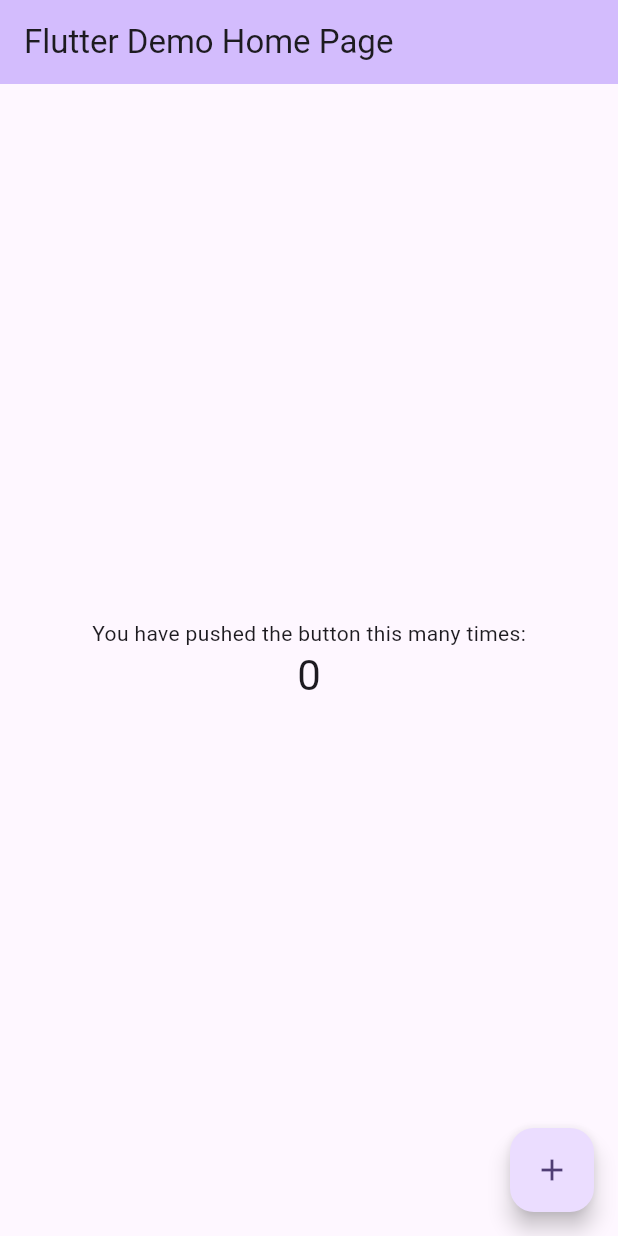
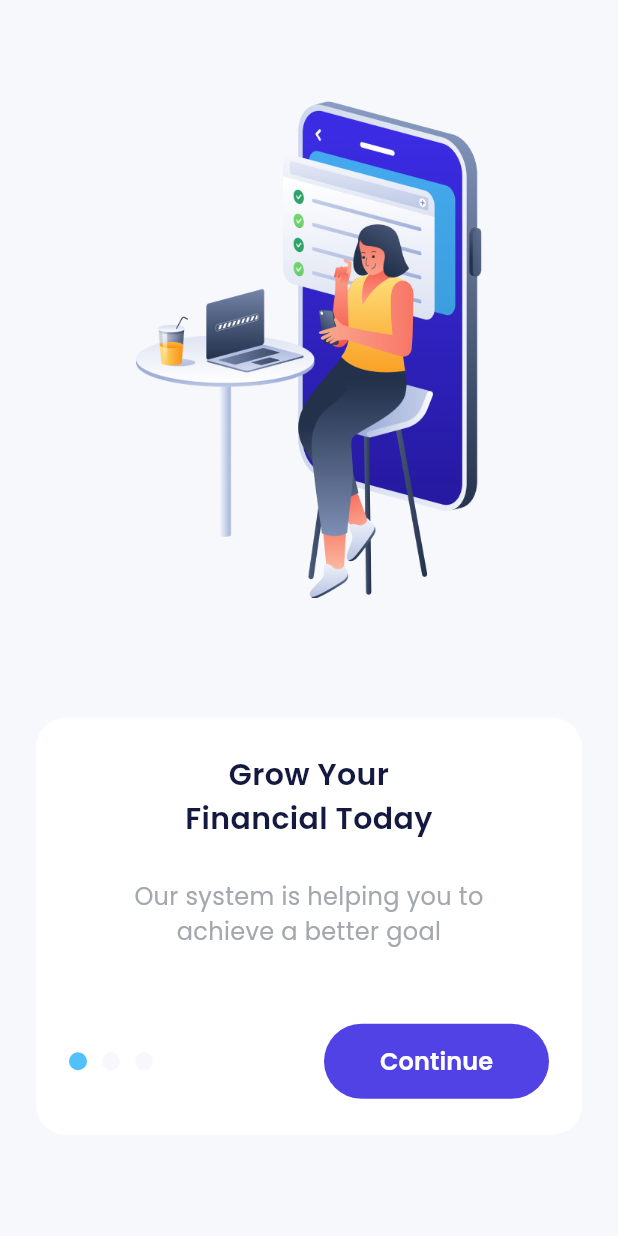
Before and after one commit to secondioprawiro/belajar-flutter, a Flutter app: the screen it shows after launch, on a phone screen of 412 x 824 dp. Run offline on Flutter 3.47's test engine with Material 3 defaults, Android fonts, the phone set to English and light mode, and no system bars; drawn by our look-alikes of carousel_slider; our stand-ins replace google_fonts.

Commit message:
slicing onboarding page

```diff
--- a/lib/main.dart
+++ b/lib/main.dart
@@ -1,125 +1,16 @@
+import 'package:bank_sha/ui/pages/splash_page.dart';
 import 'package:flutter/material.dart';
 
-void main() {
-  runApp(const MyApp());
-}
+void main() => runApp(const MyApp());
 
 class MyApp extends StatelessWidget {
   const MyApp({super.key});
 
-  // This widget is the root of your application.
   @override
   Widget build(BuildContext context) {
-    return MaterialApp(
-      title: 'Flutter Demo',
-      theme: ThemeData(
-        // This is the theme of your application.
-        //
-        // TRY THIS: Try running your application with "flutter run". You'll see
-        // the application has a purple toolbar. Then, without quitting the app,
-        // try changing the seedColor in the colorScheme below to Colors.green
-        // and then invoke "hot reload" (save your changes or press the "hot
-        // reload" button in a Flutter-supported IDE, or press "r" if you used
-        // the command line to start the app).
-        //
-        // Notice that the counter didn't reset back to zero; the application
-        // state is not lost during the reload. To reset the state, use hot
-        // restart instead.
-        //
-        // This works for code too, not just values: Most code changes can be
-        // tested with just a hot reload.
-        colorScheme: ColorScheme.fromSeed(seedColor: Colors.deepPurple),
-        useMaterial3: true,
-      ),
-      home: const MyHomePage(title: 'Flutter Demo Home Page'),
+    return const MaterialApp(
+      debugShowCheckedModeBanner: false,
+      home: SplashPage(),
     );
   }
 }
-
-class MyHomePage extends StatefulWidget {
-  const MyHomePage({super.key, required this.title});
-
-  // This widget is the home page of your application. It is stateful, meaning
-  // that it has a State object (defined below) that contains fields that affect
-  // how it looks.
-
-  // This class is the configuration for the state. It holds the values (in this
-  // case the title) provided by the parent (in this case the App widget) and
-  // used by the build method of the State. Fields in a Widget subclass are
-  // always marked "final".
-
-  final String title;
-
-  @override
-  State<MyHomePage> createState() => _MyHomePageState();
-}
-
-class _MyHomePageState extends State<MyHomePage> {
-  int _counter = 0;
-
-  void _incrementCounter() {
-    setState(() {
-      // This call to setState tells the Flutter framework that something has
-      // changed in this State, which causes it to rerun the build method below
-      // so that the display can reflect the updated values. If we changed
-      // _counter without calling setState(), then the build method would not be
-      // called again, and so nothing would appear to happen.
-      _counter++;
-    });
-  }
-
-  @override
-  Widget build(BuildContext context) {
-    // This method is rerun every time setState is called, for instance as done
-    // by the _incrementCounter method above.
-    //
-    // The Flutter framework has been optimized to make rerunning build methods
-    // fast, so that you can just rebuild anything that needs updating rather
-    // than having to individually change instances of widgets.
-    return Scaffold(
-      appBar: AppBar(
-        // TRY THIS: Try changing the color here to a specific color (to
-        // Colors.amber, perhaps?) and trigger a hot reload to see the AppBar
-        // change color while the other colors stay the same.
-        backgroundColor: Theme.of(context).colorScheme.inversePrimary,
-        // Here we take the value from the MyHomePage object that was created by
-        // the App.build method, and use it to set our appbar title.
-        title: Text(widget.title),
-      ),
-      body: Center(
-        // Center is a layout widget. It takes a single child and positions it
-        // in the middle of the parent.
-        child: Column(
-          // Column is also a layout widget. It takes a list of children and
-          // arranges them vertically. By default, it sizes itself to fit its
-          // children horizontally, and tries to be as tall as its parent.
-          //
-          // Column has various properties to control how it sizes itself and
-          // how it positions its children. Here we use mainAxisAlignment to
-          // center the children vertically; the main axis here is the vertical
-          // axis because Columns are vertical (the cross axis would be
-          // horizontal).
-          //
-          // TRY THIS: Invoke "debug painting" (choose the "Toggle Debug Paint"
-          // action in the IDE, or press "p" in the console), to see the
-          // wireframe for each widget.
-          mainAxisAlignment: MainAxisAlignment.center,
-          children: <Widget>[
-            const Text(
-              'You have pushed the button this many times:',
-            ),
-            Text(
-              '$_counter',
-              style: Theme.of(context).textTheme.headlineMedium,
-            ),
-          ],
-        ),
-      ),
-      floatingActionButton: FloatingActionButton(
-        onPressed: _incrementCounter,
-        tooltip: 'Increment',
-        child: const Icon(Icons.add),
-      ), // This trailing comma makes auto-formatting nicer for build methods.
-    );
-  }
-}
--- /dev/null
+++ b/lib/shared/theme.dart
@@ -0,0 +1,40 @@
+import "package:flutter/material.dart";
+import "package:google_fonts/google_fonts.dart";
+
+Color whiteColor = const Color(0xffFFFFFF);
+Color blackColor = const Color(0xff14193F);
+Color greyColor = const Color(0xffA4A8AE);
+Color blueColor = const Color(0xff53C1F9);
+Color purpleColor = const Color(0xff5142E6);
+Color greenColor = const Color(0xff22B07D);
+Color numberBackgroundColor = const Color(0xff1A1D2E);
+Color lightBackgroundColor = const Color(0xffF6F8FB);
+Color darkBackgroundColor = const Color(0xff020518);
+
+TextStyle blackTextStyle = GoogleFonts.poppins(
+    color: blackColor
+);
+
+TextStyle whiteTextStyle = GoogleFonts.poppins(
+    color: whiteColor
+);
+
+TextStyle greyTextStyle = GoogleFonts.poppins(
+    color: greyColor
+);
+
+TextStyle blueTextStyle = GoogleFonts.poppins(
+    color: blueColor
+);
+
+TextStyle greenTextStyle = GoogleFonts.poppins(
+    color: greenColor
+);
+
+FontWeight light = FontWeight.w300;
+FontWeight regular = FontWeight.w400;
+FontWeight medium = FontWeight.w500;
+FontWeight semiBold = FontWeight.w600;
+FontWeight bold = FontWeight.w700;
+FontWeight extraBold = FontWeight.w800;
+FontWeight black = FontWeight.w900;
--- /dev/null
+++ b/lib/ui/pages/onboarding_page.dart
@@ -0,0 +1,226 @@
+import 'package:bank_sha/shared/theme.dart';
+import 'package:carousel_slider/carousel_slider.dart';
+import 'package:flutter/material.dart';
+
+class OnboardingPage extends StatefulWidget {
+  const OnboardingPage({super.key});
+
+  @override
+  State<OnboardingPage> createState() => _OnboardingPageState();
+}
+
+class _OnboardingPageState extends State<OnboardingPage> {
+
+int currentIndex = 0;
+CarouselSliderController carouselController = CarouselSliderController();
+
+List<String> titles = [
+  'Grow Your\nFinancial Today',
+  'Build From\nZero to Freedom',
+  'Start Together',
+];
+
+List<String> subTitles = [
+  'Our system is helping you to\nachieve a better goal',
+  'We provide tips for you so that\nyou can adapt easier',
+  'We will guide you to where\nyou wanted it too'
+];
+
+  @override
+  Widget build(BuildContext context) {
+    return Scaffold(
+      backgroundColor: lightBackgroundColor,
+      body: Center(
+        child: Column(
+          mainAxisAlignment: MainAxisAlignment.center,
+          children: [
+            CarouselSlider(
+            items: [
+              Image.asset(
+              'assets/img_onboarding1.png',
+              height: 331,
+              ),
+              Image.asset(
+              'assets/img_onboarding2.png',
+              height: 331,
+              ),
+              Image.asset(
+              'assets/img_onboarding3.png',
+              height: 331,
+              )
+            ],
+            options: CarouselOptions(
+              height: 331,
+              viewportFraction: 1,
+              enableInfiniteScroll: false,
+              onPageChanged: (index, reason) {
+                setState(() {
+                  currentIndex = index;
+                });
+              },
+            ),
+            carouselController: carouselController,
+            ),
+            const SizedBox(
+              height: 80,
+            ),
+            Container(
+              margin: const EdgeInsets.symmetric(
+                horizontal: 24
+              ),
+              padding: const EdgeInsets.symmetric(
+                horizontal: 22,
+                vertical: 24,
+              ),
+              decoration: BoxDecoration(
+                color: whiteColor,
+                borderRadius: BorderRadius.circular(20)
+              ),
+              child: Column(
+                children: [
+                  Text(
+                    titles[currentIndex],
+                    style: blackTextStyle.copyWith(
+                      fontSize: 20,
+                      fontWeight: semiBold,
+                    ),
+                    textAlign: TextAlign.center,
+                  ),
+                  const SizedBox(
+                    height: 26
+                    ),
+                  Text(
+                    subTitles[currentIndex],
+                    style: greyTextStyle.copyWith(
+                      fontSize: 16,
+                      fontWeight: regular,
+                    ),
+                    textAlign: TextAlign.center,
+                  ),
+                  SizedBox(
+                    height: currentIndex == 2
+                    ? 38
+                    : 50,
+                  ),
+                  currentIndex == 2
+                  ? Column(
+                    children: [
+                      SizedBox(
+                        width: double.infinity,
+                        height: 50,
+                        child: TextButton(
+                          onPressed: () {
+                            carouselController.nextPage();
+                          },
+                          style: TextButton.styleFrom(
+                            backgroundColor: purpleColor,
+                            shape: RoundedRectangleBorder(
+                              borderRadius: BorderRadius.circular(56)
+                            )
+                          ),
+                          child: Text(
+                          'Get Started',
+                          style: whiteTextStyle.copyWith(
+                            fontSize: 16,
+                            fontWeight: semiBold
+                          )
+                          ),
+                        ),
+                      ),
+                      const SizedBox(
+                        height: 16
+                      ),
+                      SizedBox(
+                        width: double.infinity,
+                        height: 24,
+                        child: TextButton(
+                          onPressed: () {
+
+                          },
+                          style: TextButton.styleFrom(
+                            padding: EdgeInsets.only()
+                          ),
+                          child: Text(
+                          'Sign In',
+                          style: greyTextStyle.copyWith(
+                            fontSize: 16,
+                            fontWeight: regular
+                          )
+                          ),
+                        ),
+                      )
+                    ],
+                  ):
+                  Row(
+                    children: [
+                      Container(
+                        width: 12,
+                        height: 12,
+                        margin: const EdgeInsets.only(
+                          right: 10
+                        ),
+                        decoration: BoxDecoration(
+                          shape: BoxShape.circle,
+                          color: currentIndex == 0
+                          ? blueColor
+                          : lightBackgroundColor
+                        ),
+                      ),Container(
+                        width: 12,
+                        height: 12,
+                        margin: const EdgeInsets.only(
+                          right: 10
+                        ),
+                        decoration: BoxDecoration(
+                          shape: BoxShape.circle,
+                          color: currentIndex == 1
+                          ? blueColor
+                          : lightBackgroundColor
+                        ),
+                      ),Container(
+                        width: 12,
+                        height: 12,
+                        margin: const EdgeInsets.only(
+                          right: 10
+                        ),
+                        decoration: BoxDecoration(
+                          shape: BoxShape.circle,
+                          color: currentIndex == 2
+                          ? blueColor
+                          : lightBackgroundColor
+                        ),
+                      ),
+                      const Spacer(),
+                      SizedBox(
+                        width: 150,
+                        height: 50,
+                        child: TextButton(
+                          onPressed: () {
+                            carouselController.nextPage();
+                          },
+                          style: TextButton.styleFrom(
+                            backgroundColor: purpleColor,
+                            shape: RoundedRectangleBorder(
+                              borderRadius: BorderRadius.circular(56)
+                            )
+                          ),
+                          child: Text(
+                          'Continue',
+                          style: whiteTextStyle.copyWith(
+                            fontSize: 16,
+                            fontWeight: semiBold
+                          )
+                          ),
+                        ),
+                      )
+                    ],
+                  ),
+                ],
+              ),
+            )
+          ],
+        ),
+      ),
+    );
+  }
+}
--- /dev/null
+++ b/lib/ui/pages/splash_page.dart
@@ -0,0 +1,48 @@
+import 'dart:async';
+
+import 'package:bank_sha/shared/theme.dart';
+import 'package:bank_sha/ui/pages/onboarding_page.dart';
+import 'package:flutter/material.dart';
+
+class SplashPage extends StatefulWidget {
+  const SplashPage({super.key});
+
+  @override
+  State<SplashPage> createState() => _SplashPageState();
+}
+
+
+
+class _SplashPageState extends State<SplashPage> {
+
+  @override
+  void initState() {
+    // TODO: implement initState
+    super.initState();
+
+    Timer(const Duration(seconds: 2), () {
+      Navigator.push(
+        context,
+        MaterialPageRoute(
+          builder: (context) => const OnboardingPage()
+          ),
+        );
+    });
+  }
+
+  @override
+  Widget build(BuildContext context) {
+    return Scaffold(
+      backgroundColor: darkBackgroundColor,
+      body: Center(
+        child: Container(
+          width: 155,
+          height: 50,
+          decoration: const BoxDecoration(
+            image: DecorationImage(image: AssetImage('assets/img_logo_dark.png'))
+          ),
+        ),
+      ),
+    );
+  }
+}
```
Also changed, not shown: pubspec.yaml (+4 -3 lines), pubspec.lock, 2 other files.
